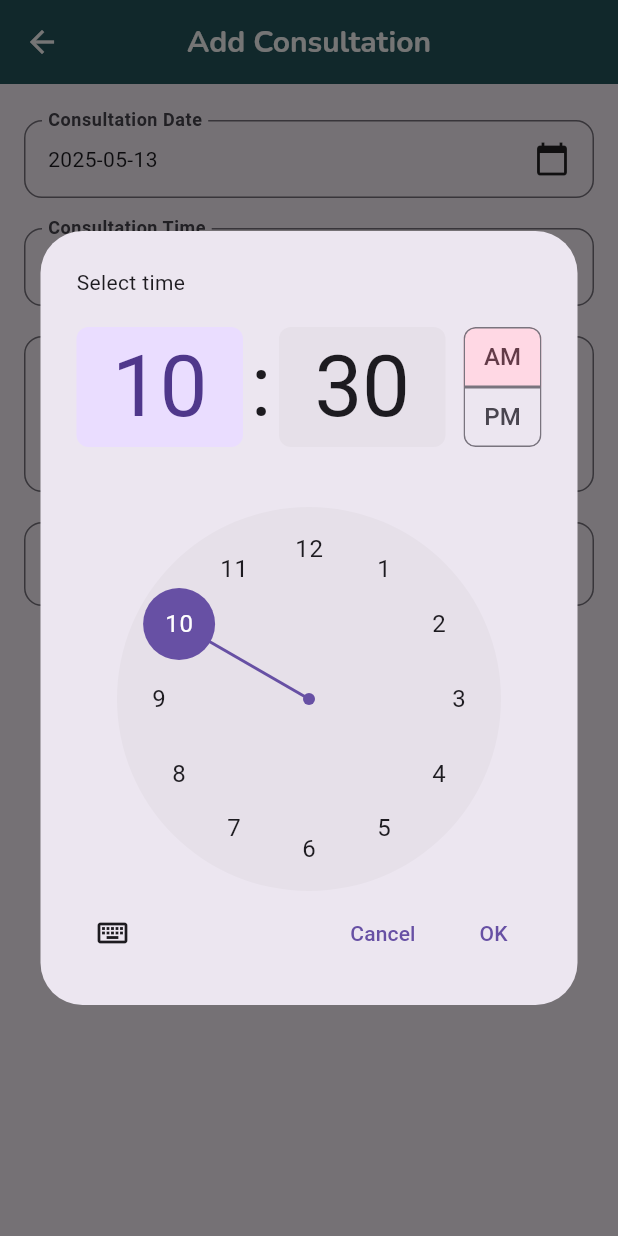
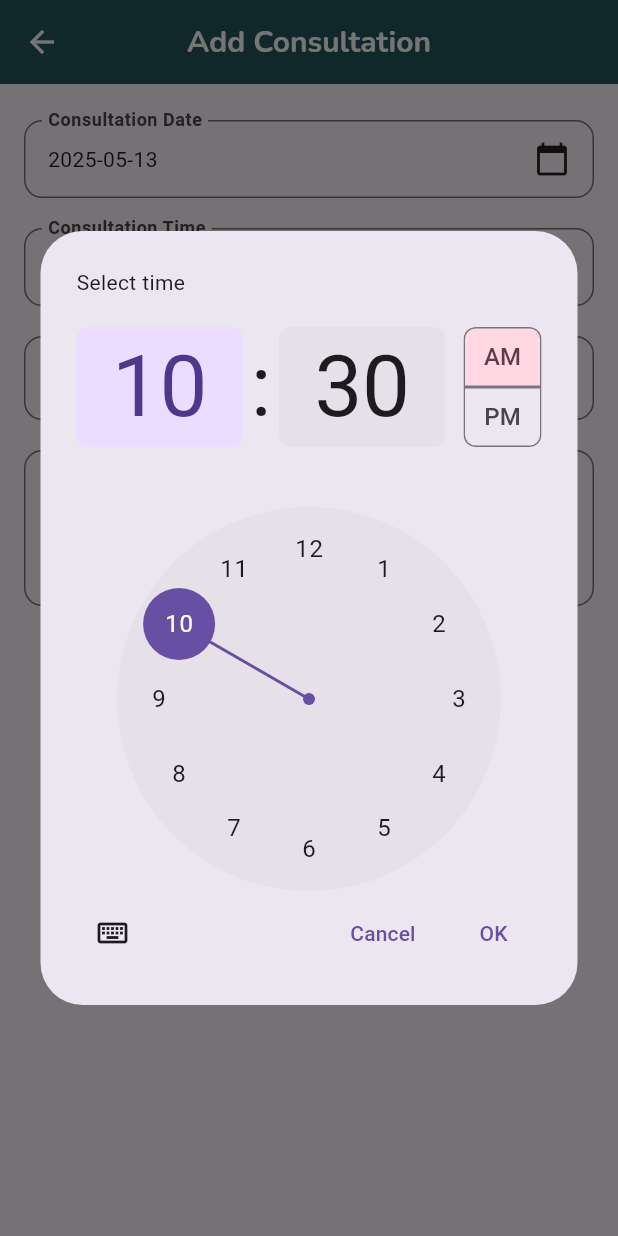
Before and after one commit to ArchipeSesanga/consultation_app, a Flutter app: the AddConsultationScreen screen opened by its route, after a tap on an icon or button, on a phone screen of 412 x 824 dp. Run offline on Flutter 3.47's test engine with Material 3 defaults, Android fonts, the phone set to English and light mode, and no system bars; our stand-ins replace google_fonts, image_picker; network calls fail.

Commit message:
add_consultation
changed time + date

```diff
--- a/lib/views/add_consultation_screen.dart
+++ b/lib/views/add_consultation_screen.dart
@@ -39,7 +39,35 @@ class _AddConsultationScreenState extends State<AddConsultationScreen> {
       context: context,
       initialTime: _selectedTime,
     );
-    if (picked != null) setState(() => _selectedTime = picked);
+
+    if (picked != null) {
+      final now = DateTime.now();
+
+      // Combine selected date and picked time
+      final selectedDateTime = DateTime(
+        _selectedDate.year,
+        _selectedDate.month,
+        _selectedDate.day,
+        picked.hour,
+        picked.minute,
+      );
+
+      if (_selectedDate.day == now.day &&
+          _selectedDate.month == now.month &&
+          _selectedDate.year == now.year &&
+          selectedDateTime.isBefore(now)) {
+        // Show warning if selected time is in the past
+        ScaffoldMessenger.of(context).showSnackBar(
+          const SnackBar(
+            content: Text('Please select a future time.'),
+            backgroundColor: Colors.redAccent,
+          ), // Show a warning if the selected time is in the past
+        );
+        return;
+      }
+
+      setState(() => _selectedTime = picked);
+    }
   }
 
   @override
@@ -105,26 +133,7 @@ class _AddConsultationScreenState extends State<AddConsultationScreen> {
                     ),
                   ),
                 ),
-                const SizedBox(height: 20),
-                // Description Text Field
-                TextFormField(
-                  controller: _descController,
-                  decoration: InputDecoration(
-                    labelText: 'Consultation Description',
-                    labelStyle: const TextStyle(fontWeight: FontWeight.bold),
-                    border: OutlineInputBorder(
-                      borderRadius: BorderRadius.circular(12),
-                    ),
-                    contentPadding: const EdgeInsets.symmetric(
-                      horizontal: 12,
-                      vertical: 16,
-                    ),
-                  ),
-                  validator:
-                      (value) => value?.isEmpty ?? true ? 'Description is required' : null,
-                  maxLines: 3,
-                  style: const TextStyle(fontSize: 16),
-                ),
+
                 const SizedBox(height: 20),
                 // Topic Text Field
                 TextFormField(
@@ -140,10 +149,41 @@ class _AddConsultationScreenState extends State<AddConsultationScreen> {
                       vertical: 16,
                     ),
                   ),
-                  validator:
-                      (value) => value?.isEmpty ?? true ? 'Topic is required' : null,
+                  validator: (value) {
+                    if (value == null || value.isEmpty) {
+                      return 'Topic is required';
+                    } else if (value.length < 20) {
+                      return 'Topic must be at least 20 characters';
+                    }
+                    return null;
+                  },
                   style: const TextStyle(fontSize: 16),
                 ),
+
+                const SizedBox(height: 20),
+                // Description Text Field
+                TextFormField(
+                  controller: _descController,
+                  decoration: InputDecoration(
+                    labelText: 'Additional Notes',
+                    labelStyle: const TextStyle(fontWeight: FontWeight.bold),
+                    border: OutlineInputBorder(
+                      borderRadius: BorderRadius.circular(12),
+                    ),
+                    contentPadding: const EdgeInsets.symmetric(
+                      horizontal: 12,
+                      vertical: 16,
+                    ),
+                  ),
+                  validator:
+                      (value) =>
+                          value?.isEmpty ?? true
+                              ? 'Description is required'
+                              : null,
+                  maxLines: 3,
+                  style: const TextStyle(fontSize: 16),
+                ),
+
                 const SizedBox(height: 30),
                 // Save Button
                 Center(
@@ -166,8 +206,10 @@ class _AddConsultationScreenState extends State<AddConsultationScreen> {
                         );
 
                         // Save the consultation information using the view model
-                        await Provider.of<ConsultationViewModel>(context, listen: false)
-                            .addConsultation(consultation);
+                        await Provider.of<ConsultationViewModel>(
+                          context,
+                          listen: false,
+                        ).addConsultation(consultation);
 
                         // Show a success snack bar
                         ScaffoldMessenger.of(context).showSnackBar(
```
